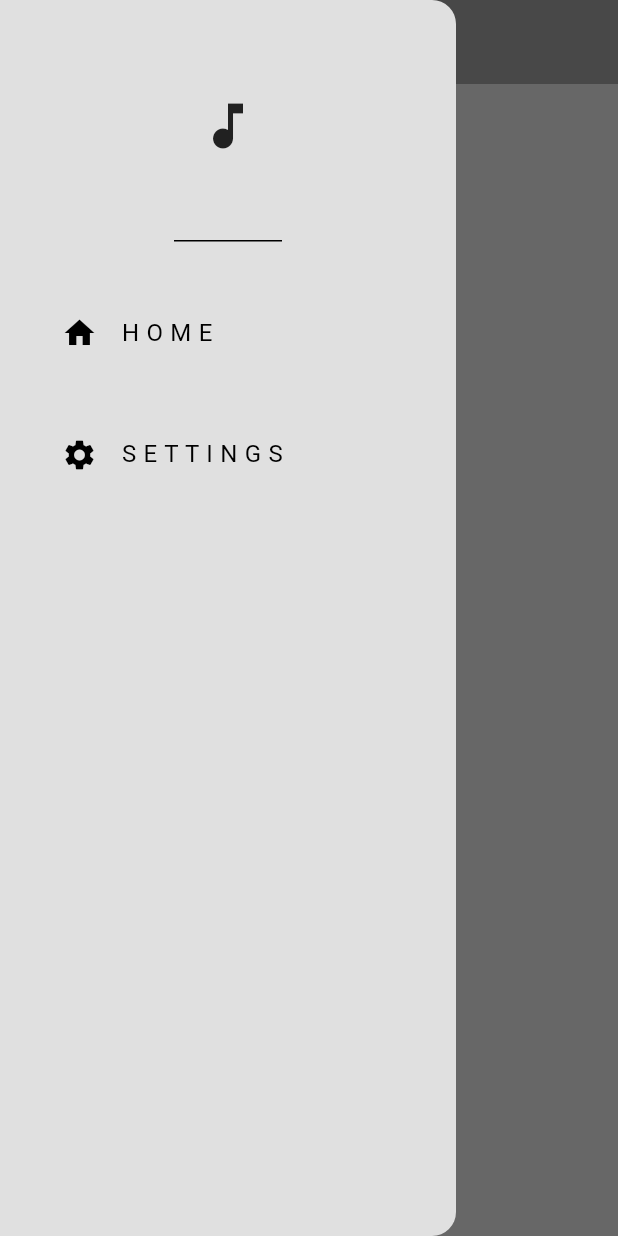
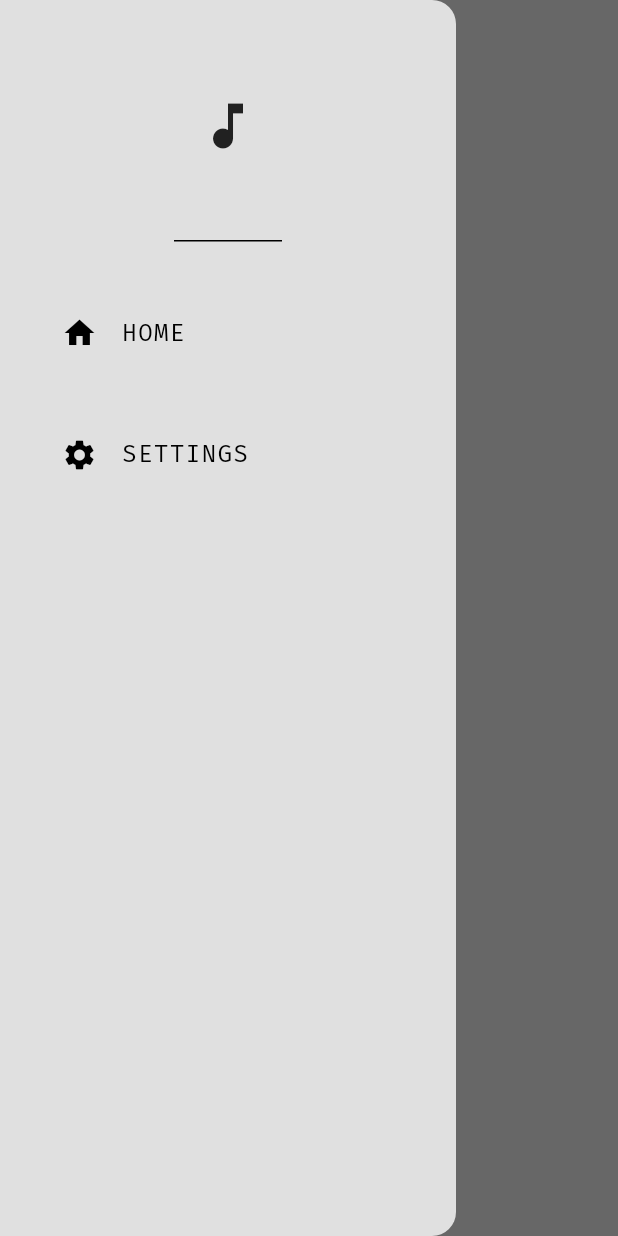
Before and after one commit to usman619/music_player, a Flutter app: the screen it shows after launch, with the side drawer open, on a phone screen of 412 x 824 dp. Run offline on Flutter 3.47's test engine with Material 3 defaults, Android fonts, the phone set to English and light mode, and no system bars; our stand-ins replace google_fonts.

Commit message:
Adding Text Theme

```diff
--- a/lib/components/app_drawer.dart
+++ b/lib/components/app_drawer.dart
@@ -1,4 +1,5 @@
 import 'package:flutter/material.dart';
+import 'package:music_player/themes/text_theme.dart';
 
 class AppDrawer extends StatelessWidget {
   const AppDrawer({super.key});
@@ -19,7 +20,10 @@ class AppDrawer extends StatelessWidget {
           Padding(
             padding: const EdgeInsets.only(left: 25, top: 25),
             child: ListTile(
-              title: const Text('H O M E'),
+              title: Text(
+                'HOME',
+                style: drawerTextTheme,
+              ),
               leading: const Icon(Icons.home),
               onTap: () {
                 Navigator.pop(context);
@@ -30,7 +34,10 @@ class AppDrawer extends StatelessWidget {
           Padding(
             padding: const EdgeInsets.only(left: 25, top: 25),
             child: ListTile(
-              title: const Text('S E T T I N G S'),
+              title: Text(
+                'SETTINGS',
+                style: drawerTextTheme,
+              ),
               leading: const Icon(Icons.settings),
               onTap: () {
                 Navigator.pop(context);
--- a/lib/pages/home_page.dart
+++ b/lib/pages/home_page.dart
@@ -1,5 +1,6 @@
 import 'package:flutter/material.dart';
 import 'package:music_player/components/app_drawer.dart';
+import 'package:music_player/themes/text_theme.dart';
 
 class HomePage extends StatelessWidget {
   const HomePage({super.key});
@@ -7,11 +8,18 @@ class HomePage extends StatelessWidget {
   @override
   Widget build(BuildContext context) {
     return Scaffold(
-      backgroundColor: Theme.of(context).colorScheme.surface,
+      // backgroundColor: Theme.of(context).colorScheme.surface,
       appBar: AppBar(
-          title: const Text('P L A Y L I S T'),
-          centerTitle: true,
-          backgroundColor: Theme.of(context).colorScheme.primary),
+        backgroundColor: Theme.of(context).colorScheme.surface,
+
+        title: Text(
+          'PLAYLIST',
+          style: titleTextTheme,
+        ),
+
+        centerTitle: true,
+        // backgroundColor: Theme.of(context).colorScheme.primary
+      ),
       drawer: const AppDrawer(),
     );
   }
--- a/lib/themes/dark_mode.dart
+++ b/lib/themes/dark_mode.dart
@@ -3,7 +3,7 @@ import 'package:flutter/material.dart';
 ThemeData darkMode = ThemeData(
   colorScheme: ColorScheme.dark(
     surface: Colors.grey.shade900,
-    primary: Colors.grey.shade600,
+    primary: Colors.grey.shade700,
     secondary: const Color.fromARGB(255, 51, 51, 51),
     inversePrimary: Colors.grey.shade300,
   ),
--- /dev/null
+++ b/lib/themes/text_theme.dart
@@ -0,0 +1,23 @@
+import 'package:flutter/material.dart';
+import 'package:google_fonts/google_fonts.dart';
+
+TextStyle titleTextTheme = TextStyle(
+  fontFamily: GoogleFonts.firaCode().fontFamily,
+  fontWeight: FontWeight.bold,
+  letterSpacing: 5,
+  fontSize: 18,
+);
+
+TextStyle drawerTextTheme = TextStyle(
+  fontFamily: GoogleFonts.firaCode().fontFamily,
+  fontWeight: FontWeight.normal,
+  letterSpacing: 1,
+  fontSize: 16,
+);
+
+TextStyle bodyTextTheme = TextStyle(
+  fontFamily: GoogleFonts.firaCode().fontFamily,
+  fontWeight: FontWeight.normal,
+  letterSpacing: 1,
+  fontSize: 16,
+);
--- a/pubspec.yaml
+++ b/pubspec.yaml
@@ -38,6 +38,7 @@ dependencies:
   provider: ^6.1.2
   file_picker: ^8.0.6
   flutter_launcher_icons: ^0.13.1
+  google_fonts: ^6.2.1
 
 dev_dependencies:
   flutter_test:
@@ -63,6 +64,7 @@ flutter:
 
   # To add assets to your application, add an assets section, like this:
   # assets:
+  #   - assets/icon
   #   - images/a_dot_burr.jpeg
   #   - images/a_dot_ham.jpeg
 
```
Also changed, not shown: lib/main.dart (+6 -4 lines), lib/pages/settings_page.dart (+8 -5 lines), lib/models/song.dart (line endings or trailing spaces), pubspec.lock, 1 other file.
